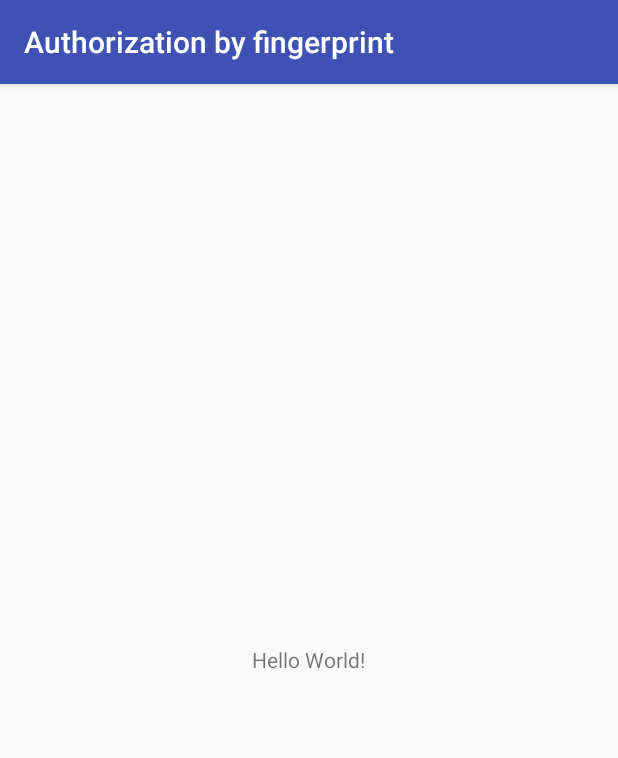
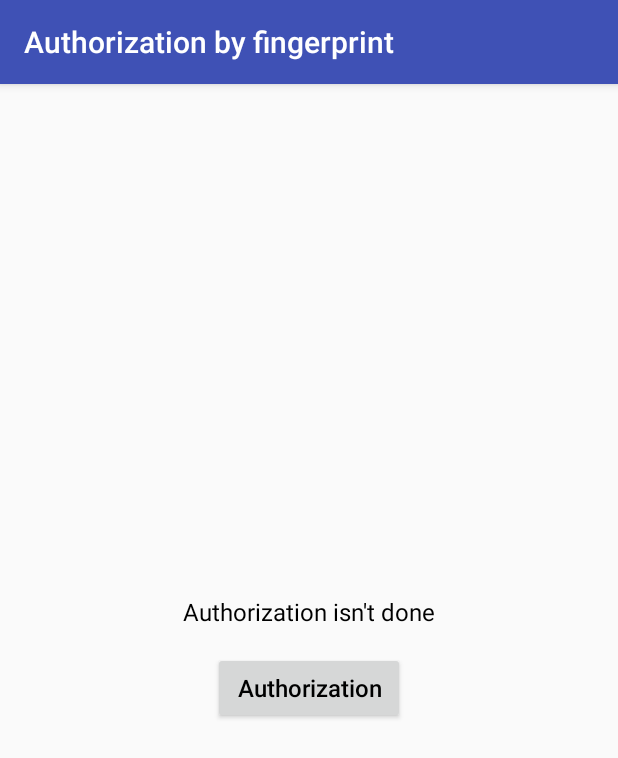
Before and after one commit to konaire/FingerprintAuthentication, an Android app: the screen it shows after launch (MainActivity), on a phone screen of 412 x 824 dp. Shown: the top 758 px of the screen. Run offline under Robolectric (Android 15) with nearby library versions, the phone set to English and light mode, and no system bars.

Commit message:
added ui for fingerprint dialog

```diff
--- a/app/src/main/java/io/codebeavers/fingerprintauth/MainActivity.java
+++ b/app/src/main/java/io/codebeavers/fingerprintauth/MainActivity.java
@@ -2,15 +2,35 @@ package io.codebeavers.fingerprintauth;
 
 import android.support.v7.app.AppCompatActivity;
 import android.os.Bundle;
+import android.view.View;
+import android.widget.Button;
+import android.widget.TextView;
+
+import io.codebeavers.fingerprintauth.dialogs.FingerprintDialog;
 
 /**
  * Created by Evgeny Eliseyev on 12/01/2018.
  */
 
 public class MainActivity extends AppCompatActivity {
+    private static final String FINGERPRINT_DIALOG = "fingerprint_dialog";
+
+    private TextView statusView;
+    private Button buttonView;
+
     @Override
     protected void onCreate(Bundle savedInstanceState) {
         super.onCreate(savedInstanceState);
         setContentView(R.layout.activity_main);
+
+        statusView = findViewById(R.id.auth_status);
+        buttonView = findViewById(R.id.auth_button);
+
+        buttonView.setOnClickListener(new View.OnClickListener() {
+            @Override
+            public void onClick(View v) {
+                FingerprintDialog.getInstance().show(getSupportFragmentManager(), FINGERPRINT_DIALOG);
+            }
+        });
     }
 }
--- a/app/src/main/res/layout/activity_main.xml
+++ b/app/src/main/res/layout/activity_main.xml
@@ -1,12 +1,28 @@
 <?xml version="1.0" encoding="utf-8"?>
-<RelativeLayout
+<LinearLayout
     xmlns:android="http://schemas.android.com/apk/res/android"
     android:layout_width="match_parent"
-    android:layout_height="match_parent">
+    android:layout_height="match_parent"
+    android:orientation="vertical"
+    android:gravity="center">
 
     <TextView
+        android:id="@+id/auth_status"
         android:layout_width="wrap_content"
         android:layout_height="wrap_content"
-        android:layout_centerInParent="true"
-        android:text="Hello World!" />
-</RelativeLayout>
+        android:text="@string/auth_none"
+        android:textColor="@android:color/black"
+        android:textSize="@dimen/default_text_size" />
+
+    <Button
+        android:id="@+id/auth_button"
+        android:layout_width="wrap_content"
+        android:layout_height="wrap_content"
+        android:layout_marginTop="@dimen/default_gap"
+        android:paddingLeft="@dimen/default_gap"
+        android:paddingRight="@dimen/default_gap"
+        android:textAllCaps="false"
+        android:text="@string/auth_button"
+        android:textColor="@android:color/black"
+        android:textSize="@dimen/default_text_size" />
+</LinearLayout>
--- /dev/null
+++ b/app/src/main/res/values/dimens.xml
@@ -0,0 +1,8 @@
+<?xml version="1.0" encoding="utf-8"?>
+<resources>
+    <dimen name="default_gap">16dp</dimen>
+    <dimen name="default_text_size">16sp</dimen>
+
+    <!-- Dialog -->
+    <dimen name="dialog_padding">24dp</dimen>
+</resources>
--- a/app/src/main/res/values/strings.xml
+++ b/app/src/main/res/values/strings.xml
@@ -1,4 +1,14 @@
 <?xml version="1.0" encoding="utf-8"?>
 <resources>
     <string name="app_name">Authorization by fingerprint</string>
+
+    <!-- Auth -->
+    <string name="auth_button">Authorization</string>
+
+    <string name="auth_none">Authorization isn\'t done</string>
+    <string name="auth_success">Authorization was successful</string>
+    <string name="auth_failure">Authorization failed</string>
+
+    <!-- Dialog -->
+    <string name="dialog_start_scanning_hint">Touch fingerprint sensor</string>
 </resources>
```
Also changed, not shown: app/src/main/java/io/codebeavers/fingerprintauth/dialogs/FingerprintDialog.java (added, +46 -0 lines), app/src/main/res/drawable/ic_fingerprint_failure.xml (added, +32 -0 lines), app/src/main/res/drawable/ic_fingerprint_success.xml (added, +32 -0 lines), app/src/main/res/layout/dialog_fingerprint.xml (added, +26 -0 lines), app/src/main/res/drawable-hdpi/ic_fingerprint.png (added), app/src/main/res/drawable-mdpi/ic_fingerprint.png (added), app/src/main/res/drawable-xhdpi/ic_fingerprint.png (added), app/src/main/res/drawable-xxhdpi/ic_fingerprint.png (added), app/src/main/res/drawable-xxxhdpi/ic_fingerprint.png (added).
